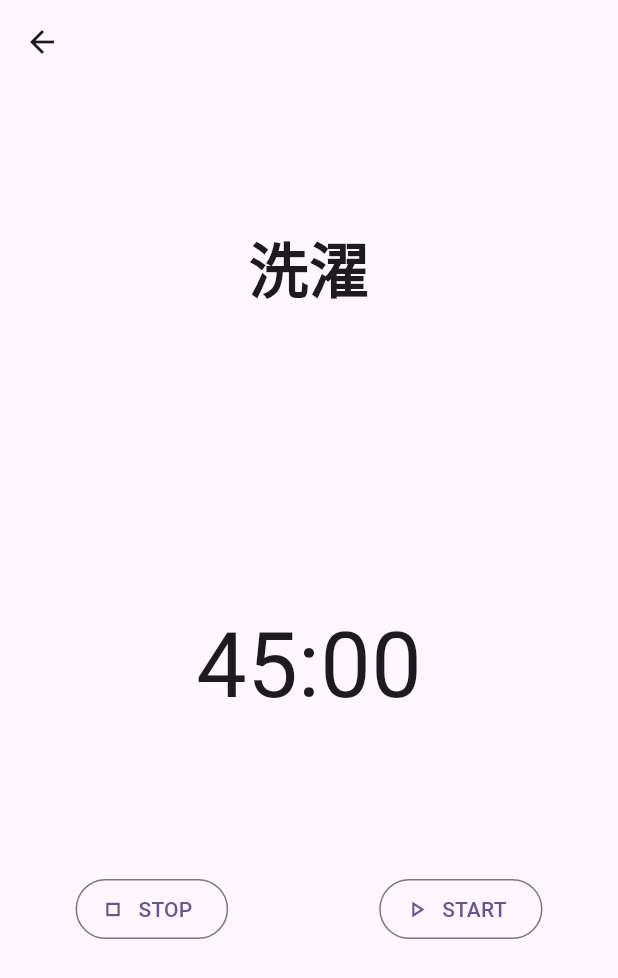
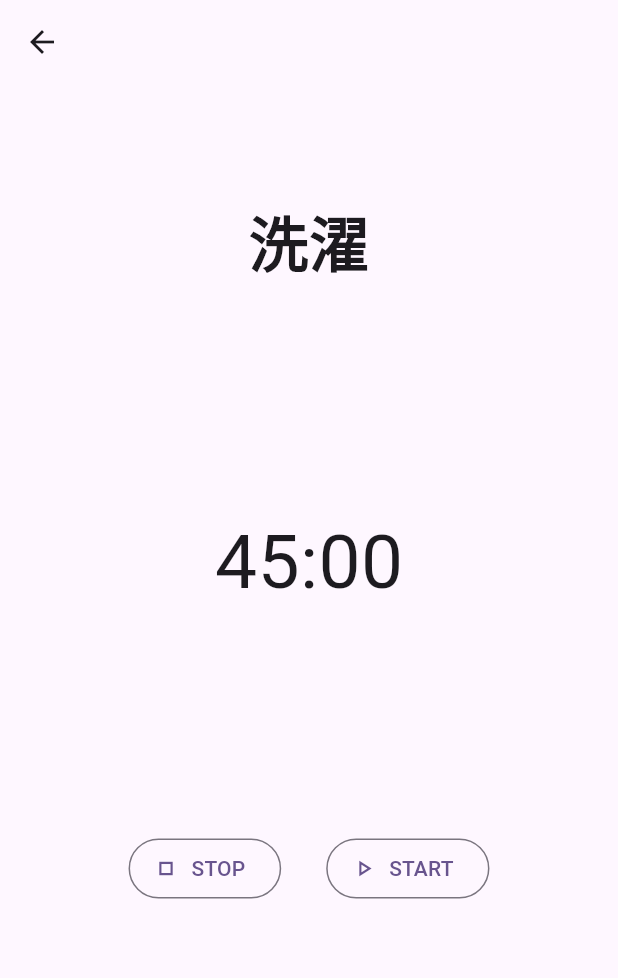
Before and after one commit to ten66/timer_app, a Flutter app: the TimerScreen screen opened directly, on a phone screen of 412 x 824 dp. Shown: the top 978 px of the screen. Run offline on Flutter 3.47's test engine with Material 2 defaults, Android fonts, the phone set to English and light mode, and no system bars; our stand-ins replace flutter_riverpod, riverpod_annotation; generated files the repository leaves out were written again.

Commit message:
style: #7 UIの調整

```diff
--- a/lib/screens/timer_screen.dart
+++ b/lib/screens/timer_screen.dart
@@ -15,36 +15,28 @@ class TimerScreen extends StatelessWidget {
       body: Container(
         alignment: Alignment.center,
         child: Column(
-          mainAxisAlignment: MainAxisAlignment.spaceEvenly,
+          mainAxisAlignment: MainAxisAlignment.spaceAround,
           children: [
-            Container(
-              child: const Column(
-                children: [
-                  Text(
-                    '洗濯',
-                    style: TextStyle(
-                      fontSize: 40,
-                      fontWeight: FontWeight.bold,
-                    ),
-                  ),
-                ],
+            const Padding(
+              padding: EdgeInsets.all(5),
+              child: Text(
+                '洗濯',
+                style: TextStyle(
+                  fontSize: 40,
+                  fontWeight: FontWeight.bold,
+                ),
               ),
             ),
-            const SizedBox(height: 5),
-            const Text(
-              '45:00',
-              style: TextStyle(
-                fontSize: 60,
-              ),
-            ),
+            buildTimer(),
             Row(
-              mainAxisAlignment: MainAxisAlignment.spaceAround,
+              mainAxisAlignment: MainAxisAlignment.center,
               children: [
                 OutlinedButton.icon(
                   onPressed: () {},
                   icon: const Icon(Icons.stop_outlined),
                   label: const Text('STOP'),
                 ),
+                const SizedBox(width: 30),
                 OutlinedButton.icon(
                   onPressed: () {},
                   icon: const Icon(Icons.play_arrow_outlined),
@@ -59,3 +51,12 @@ class TimerScreen extends StatelessWidget {
     );
   }
 }
+
+Widget buildTimer() {
+  return const Text(
+    '45:00',
+    style: TextStyle(
+      fontSize: 50,
+    ),
+  );
+}
```
